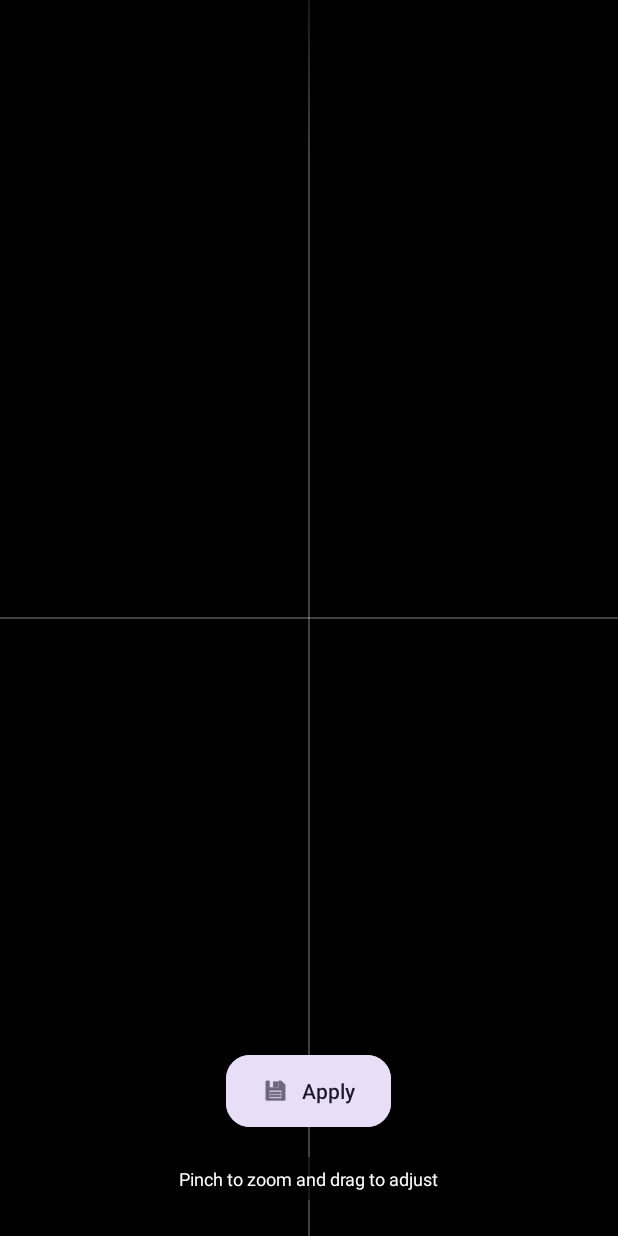
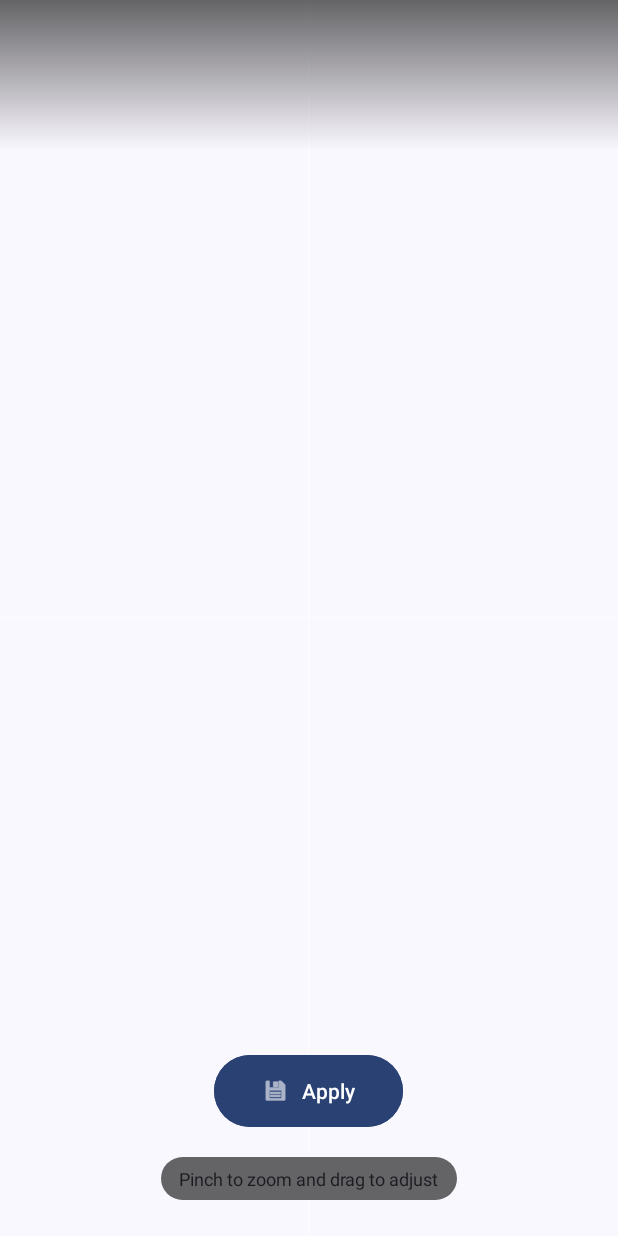
Before and after one commit to saad-khan-rind/NOSAtmosphereEffect, an Android app: the CropActivity screen opened directly, with no data from a screen before it, on a phone screen of 412 x 824 dp. Run offline under Robolectric (Android 15) with nearby library versions, the phone set to English and light mode, and no system bars.

Commit message:
Material Theme dynamic

```diff
--- a/app/src/main/java/com/app/nosatmosphereeffect/CropActivity.kt
+++ b/app/src/main/java/com/app/nosatmosphereeffect/CropActivity.kt
@@ -4,8 +4,8 @@ import android.app.WallpaperManager
 import android.content.ComponentName
 import android.content.ContentUris
 import android.content.ContentValues
-import android.content.Context
 import com.google.android.material.dialog.MaterialAlertDialogBuilder
+import com.google.android.material.color.DynamicColors
 import android.content.Intent
 import android.graphics.Bitmap
 import android.graphics.BitmapFactory
@@ -24,12 +24,15 @@ class CropActivity : AppCompatActivity() {
 
     override fun onCreate(savedInstanceState: Bundle?) {
         super.onCreate(savedInstanceState)
+
+        DynamicColors.applyToActivityIfAvailable(this)
+
         setContentView(R.layout.activity_crop)
 
         val cropView = findViewById<TouchImageView>(R.id.cropImageView)
         val btnSave = findViewById<Button>(R.id.btnSaveCrop)
 
-        btnSave.text = "Apply" // Simplified Text
+        btnSave.setText(R.string.action_apply)
 
         val uriString = intent.getStringExtra("IMAGE_URI") ?: return
         val uri = Uri.parse(uriString)
@@ -50,7 +53,7 @@ class CropActivity : AppCompatActivity() {
 
     private fun showApplyDialog(bitmap: Bitmap) {
         val options = arrayOf("Set Static Lock Screen", "Save Copy to Gallery")
-        val checkedItems = booleanArrayOf(true, true) // Both checked by default
+        val checkedItems = booleanArrayOf(true, true)
 
         MaterialAlertDialogBuilder(this)
             .setTitle("Apply Options")
@@ -58,7 +61,6 @@ class CropActivity : AppCompatActivity() {
                 checkedItems[which] = isChecked
             }
             .setPositiveButton("Apply") { _, _ ->
-                // Run the logic based on user choice
                 applyWallpaper(
                     bitmap,
                     setLockScreen = checkedItems[0],
@@ -74,22 +76,18 @@ class CropActivity : AppCompatActivity() {
 
         Thread {
             try {
-                // 1. ALWAYS Save Private Copy (This powers the Home Screen Live Wallpaper)
                 saveFixedWallpaper(bitmap)
 
-                // 2. Optional: Save to Gallery
                 if (saveToGallery) {
                     deleteOldBackups()
                     saveToPublicGallery(bitmap)
                 }
 
-                // 3. Optional: Set Lock Screen
                 if (setLockScreen) {
                     val wm = WallpaperManager.getInstance(this)
                     wm.setBitmap(bitmap, null, true, WallpaperManager.FLAG_LOCK)
                 }
 
-                // 4. Update Home Screen (Live Wallpaper)
                 runOnUiThread {
                     if (isServiceActive()) {
                         val intent = Intent("com.app.nosatmosphereeffect.RELOAD_WALLPAPER")
--- a/app/src/main/res/layout/activity_crop.xml
+++ b/app/src/main/res/layout/activity_crop.xml
@@ -3,12 +3,10 @@
     xmlns:app="http://schemas.android.com/apk/res-auto"
     android:layout_width="match_parent"
     android:layout_height="match_parent"
-    android:background="#000000">
-
-    <com.app.nosatmosphereeffect.TouchImageView
-        android:id="@+id/cropImageView"
-        android:layout_width="match_parent"
-        android:layout_height="match_parent" />
+    android:background="?attr/colorSurface"> <com.app.nosatmosphereeffect.TouchImageView
+    android:id="@+id/cropImageView"
+    android:layout_width="match_parent"
+    android:layout_height="match_parent" />
 
     <View
         android:layout_width="1dp"
@@ -37,23 +35,23 @@
 
         <com.google.android.material.button.MaterialButton
             android:id="@+id/btnSaveCrop"
-            style="@style/Widget.Material3.Button.TonalButton"
+            style="@style/Widget.Material3.Button"
             android:layout_width="wrap_content"
             android:layout_height="56dp"
-            android:text="@string/action_apply_effect"
+            android:text="@string/action_apply"
             app:icon="@android:drawable/ic_menu_save"
-            android:textColor="?attr/colorOnSecondaryContainer"
-            android:backgroundTint="?attr/colorSecondaryContainer"
-            app:cornerRadius="16dp"
-            android:paddingStart="24dp"
-            android:paddingEnd="24dp"
+            android:backgroundTint="?attr/colorPrimary"
+            android:textColor="?attr/colorOnPrimary"
+            app:cornerRadius="28dp"
+            android:paddingStart="32dp"
+            android:paddingEnd="32dp"
             android:elevation="6dp"/>
 
         <TextView
             android:layout_width="wrap_content"
             android:layout_height="wrap_content"
             android:text="@string/image_alignment_instructions"
-            android:textColor="#FFFFFF"
+            android:textColor="?attr/colorOnSurface"
             android:textSize="12sp"
             android:layout_marginTop="16dp"
             android:background="@drawable/text_bg_scrim_rounded"
--- a/app/src/main/res/layout/activity_main.xml
+++ b/app/src/main/res/layout/activity_main.xml
@@ -6,15 +6,13 @@
     android:orientation="vertical"
     android:gravity="center"
     android:padding="24dp"
-    android:background="@color/black">
-
-    <ImageView
-        android:layout_width="72dp"
-        android:layout_height="72dp"
-        android:src="@drawable/ic_launcher_foreground"
-        app:tint="?attr/colorPrimary"
-        android:contentDescription="@string/app_logo_desc"
-        android:layout_marginBottom="24dp"/>
+    android:background="?attr/colorSurface"> <ImageView
+    android:layout_width="96dp"
+    android:layout_height="96dp"
+    android:src="@drawable/ic_launcher_foreground"
+    app:tint="?attr/colorPrimary"
+    android:contentDescription="@string/app_logo_desc"
+    android:layout_marginBottom="32dp"/>
 
     <TextView
         android:layout_width="wrap_content"
@@ -23,7 +21,8 @@
         android:textAppearance="?attr/textAppearanceDisplayMedium"
         android:textColor="?attr/colorOnSurface"
         android:textAlignment="center"
-        android:layout_marginBottom="8dp"/>
+        android:layout_marginBottom="12dp"
+        android:textStyle="bold"/>
 
     <TextView
         android:id="@+id/statusText"
@@ -37,6 +36,7 @@
 
     <com.google.android.material.button.MaterialButton
         android:id="@+id/btnMainAction"
+        style="@style/Widget.Material3.Button"
         android:layout_width="match_parent"
         android:layout_height="wrap_content"
         android:minHeight="56dp"
@@ -44,9 +44,7 @@
         android:textSize="16sp"
         app:icon="@android:drawable/ic_menu_gallery"
         app:iconGravity="textStart"
-        app:cornerRadius="28dp"
         android:backgroundTint="?attr/colorPrimary"
-        android:textColor="?attr/colorOnPrimary"
-        style="@style/Widget.Material3.Button"/>
+        android:textColor="?attr/colorOnPrimary" />
 
 </LinearLayout>
--- a/app/src/main/res/values/colors.xml
+++ b/app/src/main/res/values/colors.xml
@@ -1,6 +1,10 @@
 <?xml version="1.0" encoding="utf-8"?>
 <resources>
+    <color name="brand_primary">#7C4DFF</color> <color name="brand_on_primary">#FFFFFF</color>
+
+    <color name="black">#000000</color>
+    <color name="white">#FFFFFF</color>
+    <color name="white_alpha_70">#B3FFFFFF</color>
+
     <color name="seed_red">#D71920</color>
-    <color name="black">#FF000000</color>
-    <color name="white">#FFFFFFFF</color>
 </resources>
--- a/app/src/main/res/values/strings.xml
+++ b/app/src/main/res/values/strings.xml
@@ -5,7 +5,7 @@
     <string name="app_logo_desc">App Logo</string>
     <string name="status_instruction">Select an image to create your\nNothing OS style effect.</string>
     <string name="action_select_image">Select Image</string>
-    <string name="action_apply_effect">Apply Effect</string>
+    <string name="action_apply">Apply</string>
     <string name="image_alignment_instructions">Pinch to zoom and drag to adjust</string>
 
 </resources>
--- a/app/src/main/res/values/themes.xml
+++ b/app/src/main/res/values/themes.xml
@@ -1,29 +1,49 @@
 <resources>
     <style name="Theme.NOSAtmosphereEffect" parent="Theme.Material3.DayNight.NoActionBar">
+        <item name="android:colorBackground">@color/black</item>
+        <item name="colorSurface">@color/black</item>
+        <item name="colorSurfaceContainer">@color/black</item>
+        <item name="colorSurfaceContainerHigh">@color/black</item>
+
+        <item name="colorOnSurface">@color/white</item>
+        <item name="colorOnSurfaceVariant">@color/white_alpha_70</item>
+
         <item name="android:alertDialogTheme">@style/Theme.NOSAtmosphereEffect.Dialog</item>
         <item name="materialAlertDialogTheme">@style/Theme.NOSAtmosphereEffect.Dialog</item>
     </style>
 
     <style name="Theme.NOSAtmosphereEffect.Dialog" parent="ThemeOverlay.Material3.MaterialAlertDialog">
-        <item name="android:background">#000000</item>
-        <item name="colorSurface">#000000</item>
-        <item name="colorSurfaceContainerHigh">#000000</item> <item name="colorOnSurface">#FFFFFF</item>
-        <item name="android:textColorPrimary">#FFFFFF</item>
-        <item name="android:textColorSecondary">#B3FFFFFF</item> <item name="shapeAppearanceMediumComponent">@style/RoundedDialogShape</item>
+        <item name="android:background">@color/black</item>
+        <item name="colorSurface">@color/black</item>
+        <item name="colorSurfaceContainerHigh">@color/black</item>
+
+        <item name="colorOnSurface">@color/white</item>
+        <item name="android:textColorPrimary">@color/white</item>
+        <item name="android:textColorSecondary">@color/white_alpha_70</item>
+
+        <item name="shapeAppearanceMediumComponent">@style/Shape.Expressive.Dialog</item>
+        <item name="shapeAppearanceSmallComponent">@style/Shape.Expressive.Button</item>
 
         <item name="buttonBarPositiveButtonStyle">@style/DialogButton.Apply</item>
         <item name="buttonBarNegativeButtonStyle">@style/DialogButton.Cancel</item>
     </style>
 
-    <style name="RoundedDialogShape" parent="ShapeAppearance.Material3.MediumComponent">
+    <style name="Shape.Expressive.Dialog" parent="ShapeAppearance.Material3.MediumComponent">
         <item name="cornerFamily">rounded</item>
         <item name="cornerSize">28dp</item>
     </style>
 
+    <style name="Shape.Expressive.Button" parent="ShapeAppearance.Material3.SmallComponent">
+        <item name="cornerFamily">rounded</item>
+        <item name="cornerSize">20dp</item>
+    </style>
+
     <style name="DialogButton.Apply" parent="Widget.Material3.Button.TextButton">
-        <item name="android:textColor">#448AFF</item> <item name="android:textStyle">bold</item>
+        <item name="android:textColor">?attr/colorPrimary</item>
+        <item name="android:textStyle">bold</item>
     </style>
 
     <style name="DialogButton.Cancel" parent="Widget.Material3.Button.TextButton">
-        <item name="android:textColor">#FFFFFF</item> </style>
+        <item name="android:textColor">?attr/colorOnSurfaceVariant</item>
+    </style>
 </resources>
```
